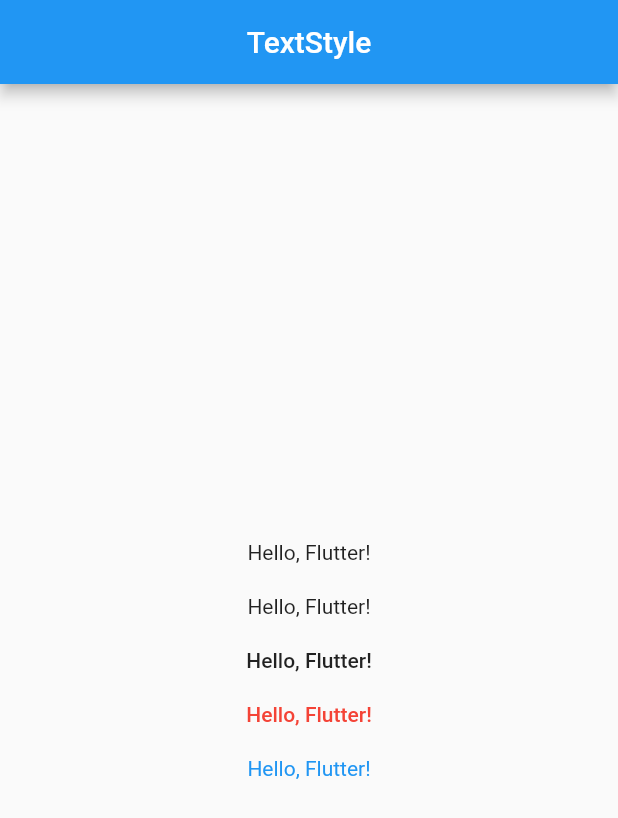
After one commit to nobushiueshi/flutter_widget_of_the_week, a Flutter app: the SamplePage131 screen opened directly, on a phone screen of 412 x 824 dp. The commit adds this screen. Shown: the top 818 px of the screen. Run offline on Flutter 3.47's test engine with Material 2 defaults, Android fonts, the phone set to English and light mode, and no system bars; our stand-ins replace animated_text_kit, badges, cached_network_image, connectivity_plus, device_info_plus, flutter_rating_bar and 9 more; missing offline and left inert: mason; accounts and stored records are empty.

Commit message:
#131 TextStyleを追加.

```diff
--- a/lib/presentation/pages/sample/sample130_page_data_list.dart
+++ b/lib/presentation/pages/sample/sample130_page_data_list.dart
@@ -1,7 +1,9 @@
 import 'package:flutter_widget_of_the_week/presentation/pages/sample/sample_page_data.dart';
 import 'package:flutter_widget_of_the_week/presentation/pages/sample130/sample_page_130.dart';
+import 'package:flutter_widget_of_the_week/presentation/pages/sample130/sample_page_131.dart';
 
 final sample130PageDataList = <SamplePageData>[
+  SamplePageData(name: '#131 TextStyle', widget: const SamplePage131()),
   SamplePageData(
     name: '#130 flutter_rating_bar',
     widget: const SamplePage130(),
--- /dev/null
+++ b/lib/presentation/pages/sample130/sample_page_131.dart
@@ -0,0 +1,56 @@
+import 'package:flutter/material.dart';
+
+class SamplePage131 extends StatefulWidget {
+  const SamplePage131({
+    super.key,
+  });
+
+  @override
+  State<SamplePage131> createState() => _SamplePage131State();
+}
+
+class _SamplePage131State extends State<SamplePage131> {
+  @override
+  Widget build(BuildContext context) {
+    return Scaffold(
+      appBar: AppBar(
+        title: const Text('TextStyle'),
+        centerTitle: true,
+      ),
+      body: SafeArea(
+        child: Center(
+          child: Column(
+            mainAxisSize: MainAxisSize.min,
+            children: [
+              const Text('Hello, Flutter!'),
+              const SizedBox(height: 20),
+              const Text(
+                'Hello, Flutter!',
+                style: TextStyle(),
+              ),
+              const SizedBox(height: 20),
+              Text(
+                'Hello, Flutter!',
+                style: Theme.of(context).textTheme.bodyText1,
+              ),
+              const SizedBox(height: 20),
+              Text(
+                'Hello, Flutter!',
+                style: Theme.of(context).textTheme.bodyText1!.copyWith(
+                      color: Colors.red,
+                    ),
+              ),
+              const SizedBox(height: 20),
+              const Text(
+                'Hello, Flutter!',
+                style: TextStyle(
+                  color: Colors.blue,
+                ),
+              ),
+            ],
+          ),
+        ),
+      ),
+    );
+  }
+}
```
Also changed, not shown: 1 other file.
